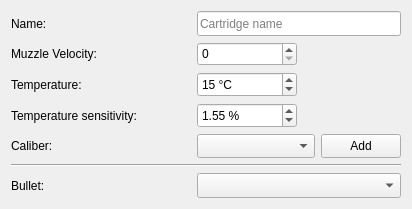
This is ui_templates/catalog_cartridge.ui in o-murphy/archer_ballistics_constructor as Qt 5 draws it before an edit. The edited form follows.
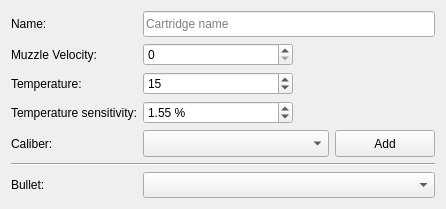
This is the edited form.

```diff
--- a/ui_templates/catalog_cartridge.ui
+++ b/ui_templates/catalog_cartridge.ui
@@ -6,7 +6,7 @@
    <rect>
     <x>0</x>
     <y>0</y>
-    <width>412</width>
+    <width>446</width>
     <height>209</height>
    </rect>
   </property>
@@ -29,17 +29,11 @@
    <item row="6" column="0">
     <widget class="QLabel" name="label_73">
      <property name="sizePolicy">
-      <sizepolicy hsizetype="Preferred" vsizetype="Expanding">
+      <sizepolicy hsizetype="Preferred" vsizetype="Preferred">
        <horstretch>0</horstretch>
        <verstretch>0</verstretch>
       </sizepolicy>
      </property>
-     <property name="minimumSize">
-      <size>
-       <width>180</width>
-       <height>0</height>
-      </size>
-     </property>
      <property name="text">
       <string>Bullet:</string>
      </property>
@@ -48,17 +42,11 @@
    <item row="0" column="0">
     <widget class="QLabel" name="label_75">
      <property name="sizePolicy">
-      <sizepolicy hsizetype="Fixed" vsizetype="Expanding">
+      <sizepolicy hsizetype="Fixed" vsizetype="Preferred">
        <horstretch>0</horstretch>
        <verstretch>0</verstretch>
       </sizepolicy>
      </property>
-     <property name="minimumSize">
-      <size>
-       <width>180</width>
-       <height>0</height>
-      </size>
-     </property>
      <property name="maximumSize">
       <size>
        <width>16777215</width>
@@ -80,7 +68,7 @@
      </property>
      <property name="maximumSize">
       <size>
-       <width>100</width>
+       <width>150</width>
        <height>16777215</height>
       </size>
      </property>
@@ -88,7 +76,7 @@
       <string notr="true"/>
      </property>
      <property name="suffix">
-      <string> °C</string>
+      <string/>
      </property>
      <property name="value">
       <number>15</number>
@@ -98,17 +86,11 @@
    <item row="1" column="0">
     <widget class="QLabel" name="label_70">
      <property name="sizePolicy">
-      <sizepolicy hsizetype="Fixed" vsizetype="Expanding">
+      <sizepolicy hsizetype="Fixed" vsizetype="Preferred">
        <horstretch>0</horstretch>
        <verstretch>0</verstretch>
       </sizepolicy>
      </property>
-     <property name="minimumSize">
-      <size>
-       <width>180</width>
-       <height>0</height>
-      </size>
-     </property>
      <property name="maximumSize">
       <size>
        <width>16777215</width>
@@ -123,17 +105,11 @@
    <item row="2" column="0">
     <widget class="QLabel" name="label_71">
      <property name="sizePolicy">
-      <sizepolicy hsizetype="Fixed" vsizetype="Expanding">
+      <sizepolicy hsizetype="Fixed" vsizetype="Preferred">
        <horstretch>0</horstretch>
        <verstretch>0</verstretch>
       </sizepolicy>
      </property>
-     <property name="minimumSize">
-      <size>
-       <width>180</width>
-       <height>0</height>
-      </size>
-     </property>
      <property name="maximumSize">
       <size>
        <width>16777215</width>
@@ -148,17 +124,11 @@
    <item row="3" column="0">
     <widget class="QLabel" name="label_72">
      <property name="sizePolicy">
-      <sizepolicy hsizetype="Preferred" vsizetype="Expanding">
+      <sizepolicy hsizetype="Preferred" vsizetype="Preferred">
        <horstretch>0</horstretch>
        <verstretch>0</verstretch>
       </sizepolicy>
      </property>
-     <property name="minimumSize">
-      <size>
-       <width>180</width>
-       <height>0</height>
-      </size>
-     </property>
      <property name="text">
       <string>Temperature sensitivity:</string>
      </property>
@@ -167,17 +137,11 @@
    <item row="4" column="0">
     <widget class="QLabel" name="label_74">
      <property name="sizePolicy">
-      <sizepolicy hsizetype="Preferred" vsizetype="Expanding">
+      <sizepolicy hsizetype="Preferred" vsizetype="Preferred">
        <horstretch>0</horstretch>
        <verstretch>0</verstretch>
       </sizepolicy>
      </property>
-     <property name="minimumSize">
-      <size>
-       <width>180</width>
-       <height>0</height>
-      </size>
-     </property>
      <property name="text">
       <string>Caliber:</string>
      </property>
@@ -193,7 +157,7 @@
      </property>
      <property name="maximumSize">
       <size>
-       <width>100</width>
+       <width>150</width>
        <height>16777215</height>
       </size>
      </property>
@@ -232,6 +196,12 @@
        <verstretch>0</verstretch>
       </sizepolicy>
      </property>
+     <property name="minimumSize">
+      <size>
+       <width>100</width>
+       <height>0</height>
+      </size>
+     </property>
      <property name="text">
       <string>Add</string>
      </property>
@@ -310,7 +280,7 @@
      </property>
      <property name="maximumSize">
       <size>
-       <width>100</width>
+       <width>150</width>
        <height>16777215</height>
       </size>
      </property>
```
